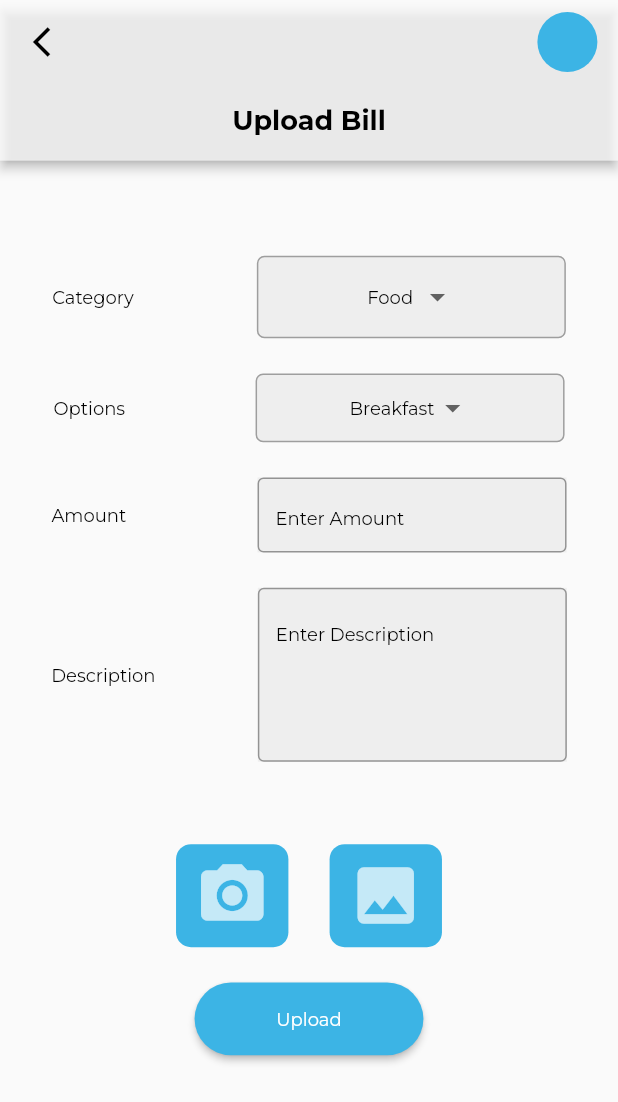
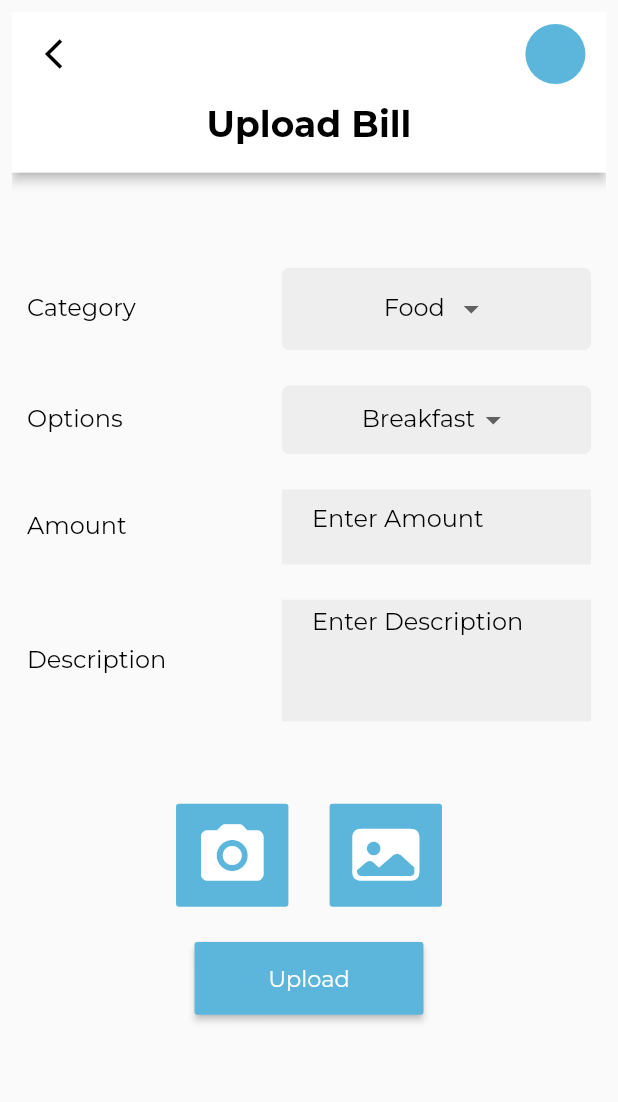
Before and after one commit to fadilpa/Antes, a Flutter app: the UpLoadBill screen opened directly, on a phone screen of 412 x 824 dp. Shown: the top 1102 px of the screen. Run offline on Flutter 3.47's test engine with Material 2 defaults, Android fonts, the phone set to English and light mode, and no system bars; our stand-ins replace dio, flutter_image_compress, geolocator, google_fonts, image_picker, location and 2 more; missing offline and left inert: dart:ffi, expand_widget, geocode; accounts and stored records are empty.

Commit message:
ui changes

```diff
--- a/lib/controller/custom_button.dart
+++ b/lib/controller/custom_button.dart
@@ -3,9 +3,10 @@ import 'package:google_fonts/google_fonts.dart';
 import 'package:mentegoz_technologies/controller/styles.dart';
 
 class CustmButton extends StatelessWidget {
-  const CustmButton(
-      {super.key, required this.buttontext, required this.buttonaction});
+   CustmButton(
+      {super.key, required this.buttontext, required this.buttonaction,this.isRadius=true});
   final String buttontext;
+   bool isRadius;
 
   final Function() buttonaction;
 
@@ -19,15 +20,16 @@ class CustmButton extends StatelessWidget {
       child: ElevatedButton(
 
           style: ElevatedButton.styleFrom(
-              shape: RoundedRectangleBorder(
-                  borderRadius: BorderRadius.circular(32.0)),
+              shape:isRadius? RoundedRectangleBorder(
+                  borderRadius: BorderRadius.circular(32.0)):RoundedRectangleBorder(
+                  borderRadius: BorderRadius.circular(2.0)),
 
               backgroundColor: (mainThemeColor)),
           onPressed: buttonaction,
           child: Text(
             buttontext,
            style: mainTextStyleBlack.copyWith(color: Colors.white,
-                        fontSize: 12)
+                        fontSize: 15)
           )),
     );
   }
--- a/lib/controller/styles.dart
+++ b/lib/controller/styles.dart
@@ -3,4 +3,4 @@ import 'package:google_fonts/google_fonts.dart';
 
 TextStyle mainTextStyle= GoogleFonts.montserrat(color: Colors.white70,fontSize: 20,fontWeight: FontWeight.w400);
 TextStyle mainTextStyleBlack= GoogleFonts.montserrat(color: Colors.black,fontSize: 20,fontWeight: FontWeight.w400);
-Color mainThemeColor=const Color.fromRGBO( 60, 180, 229,1);
+Color mainThemeColor=Color.fromARGB(255, 92, 182, 220);
--- a/lib/home_page.dart
+++ b/lib/home_page.dart
@@ -120,7 +120,7 @@ class _HomePageState extends State<HomePage> with TickerProviderStateMixin {
                   delegate: SliverChildListDelegate(
                     [
                       Container(
-                        height: screenHeight / 14,
+                        height: 63,
                         decoration: BoxDecoration(
                           color: Color.fromARGB(255, 233, 233, 233),
                           borderRadius: BorderRadius.circular(30),
--- a/lib/view/app_bars/upload_bill_app_bar.dart
+++ b/lib/view/app_bars/upload_bill_app_bar.dart
@@ -22,13 +22,13 @@ class UploadBillAppBar extends StatelessWidget {
       expandedHeight: screenHeight * 0.13,
       forceElevated: true,
       elevation: 3,
-      backgroundColor: Colors.white70,
+      backgroundColor: Colors.white,
       flexibleSpace: FlexibleSpaceBar(
         centerTitle: true,
         title: Text(
           "Upload Bill",
          style: mainTextStyleBlack.copyWith(
-                        fontSize: 12, fontWeight: FontWeight.bold)
+                        fontSize: 16, fontWeight: FontWeight.bold)
         ),
       ),
       leading: IconButton(
--- a/lib/view/complete/completed_page.dart
+++ b/lib/view/complete/completed_page.dart
@@ -125,7 +125,7 @@ class CompletedPage extends StatelessWidget {
                                           style: mainTextStyleBlack.copyWith(
                                               color: Colors.white,
                                               )),
-                                      Text(email,
+                                      Text(category,
                                           style: mainTextStyleBlack.copyWith(
                                               color: Colors.white,
                                               )),
--- a/lib/view/pending/pending_page.dart
+++ b/lib/view/pending/pending_page.dart
@@ -73,7 +73,7 @@ class PendingPage extends StatelessWidget {
                         var landmark = dataList[index].landmark!;
                         return Column(
                           children: [
-                          Text('Service : $id'.toUpperCase()),
+                          Text('Service : $id',style: mainTextStyleBlack,),
                                 SizedBox(height: screenHeight / 80),
                                 GestureDetector(
                                   onTap:(){
--- a/lib/view/pending/pending_service_page.dart
+++ b/lib/view/pending/pending_service_page.dart
@@ -398,7 +398,7 @@ class PendingServicePage extends StatelessWidget {
                                       child: Text(
                                         'End Service',
                                         style: mainTextStyleBlack.copyWith(
-                                            color: Colors.white, fontSize: 12),
+                                            color: Colors.white, fontSize: 15),
                                       ),
                                       onPressed: () async {
                                         final prefs = await SharedPreferences
--- a/lib/view/upload_bill/uploadedbill.dart
+++ b/lib/view/upload_bill/uploadedbill.dart
@@ -1,4 +1,5 @@
 import 'package:dio/dio.dart';
+import 'package:flutter/cupertino.dart';
 import 'package:flutter/material.dart';
 import 'package:flutter_image_compress/flutter_image_compress.dart';
 import 'package:image_picker/image_picker.dart';
@@ -195,7 +196,9 @@ class UpLoadBillState extends State<UpLoadBill> {
     final screenHeight = MediaQuery.of(context).size.height;
     final screenWidth = MediaQuery.of(context).size.width;
     return Scaffold(
-      body: CustomScrollView(
+      body: Padding(
+        padding: const EdgeInsets.all(8.0),
+        child: CustomScrollView(
           slivers: <Widget>[
             UploadBillAppBar(
                 screenHeight: screenHeight,
@@ -207,25 +210,28 @@ class UpLoadBillState extends State<UpLoadBill> {
                   SizedBox(
                     height: screenHeight / 13,
                   ),
-                Row(
-                  mainAxisAlignment: MainAxisAlignment.spaceAround,
+                  Padding(
+                    padding: const EdgeInsets.only(left:10.0,right: 10),
+                    child: Row(
+                      mainAxisAlignment: MainAxisAlignment.spaceBetween,
                       children: [
-                    Text("Category    ",style: mainTextStyleBlack.copyWith(
-                        fontSize: 12),),
+                        Text("Category",style: mainTextStyleBlack.copyWith(
+                            fontSize: 16),),
                         Container(
                           width: screenWidth / 2,
                           height: screenHeight / 15,
                           padding: EdgeInsets.all(5),
                           decoration: BoxDecoration(
-                        border: Border.all(color: Colors.grey),
+                            // border: Border.all(color: Colors.grey),
                             borderRadius: BorderRadius.circular(5),
                             color: Colors.grey[200],
                           ),
                           child: Center(
                             child: DropdownButtonHideUnderline(
+
                               child: DropdownButton<String>(
                                 value: dropdownValue,style: mainTextStyleBlack.copyWith(
-                        fontSize: 12),
+                            fontSize: 16),
                                 onChanged: (String? newValue) {
                                   setState(() {
                                     dropdownValue = newValue!;
@@ -249,20 +255,21 @@ class UpLoadBillState extends State<UpLoadBill> {
                         ),
                       ],
                     ),
+                  ),
                   optionList.isNotEmpty
                       ? Padding(
-                        padding: EdgeInsets.only(top: screenHeight / 35),
+                          padding: EdgeInsets.only(top: screenHeight / 35,left: 10,right: 10),
                           child: Row(
-                          mainAxisAlignment: MainAxisAlignment.spaceAround,
+                            mainAxisAlignment: MainAxisAlignment.spaceBetween,
                             children: [
-                            Text("Options     ",style: mainTextStyleBlack.copyWith(
-                        fontSize: 12),),
+                              Text("Options",style: mainTextStyleBlack.copyWith(
+                          fontSize: 16),),
                               Center(
                                 child: Container(
                                   width: screenWidth / 2,
                                   height: screenHeight / 18,
                                   decoration: BoxDecoration(
-                                  border: Border.all(color: Colors.grey),
+                                    // border: Border.all(color: Colors.grey),
                                     borderRadius: BorderRadius.circular(5),
                                     color: Colors.grey[200],
                                   ),
@@ -273,7 +280,7 @@ class UpLoadBillState extends State<UpLoadBill> {
                                       DropdownButtonHideUnderline(
                                         child: DropdownButton<String>(
                                           value: selectedOption,style: mainTextStyleBlack.copyWith(
-                        fontSize: 12),
+                          fontSize: 16),
                                           onChanged: (newValue) {
                                             setState(() {
                                               // print(dropdownValue);
@@ -305,11 +312,13 @@ class UpLoadBillState extends State<UpLoadBill> {
                     height: screenHeight / 35,
                   ),
                   Center(
+                    child: Padding(
+                      padding: const EdgeInsets.only(left:10.0,right: 10),
                       child: Row(
-                    mainAxisAlignment: MainAxisAlignment.spaceAround,
+                        mainAxisAlignment: MainAxisAlignment.spaceBetween,
                         children: [
-                      Text("Amount      ",style: mainTextStyleBlack.copyWith(
-                        fontSize: 12),),
+                          Text("Amount",style: mainTextStyleBlack.copyWith(
+                            fontSize: 16),),
                           SizedBox(
                             height: 50,
                             width: screenWidth / 2,
@@ -323,25 +332,29 @@ class UpLoadBillState extends State<UpLoadBill> {
                                         .setUploadAmount(value);
                                   },
                                   decoration: InputDecoration(
-                                border: OutlineInputBorder(),
+                                    border: InputBorder.none,
                                     hintText: "Enter Amount",
+                                     contentPadding: EdgeInsets.all(20.0),
                                     hintStyle: mainTextStyleBlack.copyWith(
-                        fontSize: 12)
+                            fontSize: 16)
                                   )),
                             ),
                           ),
                         ],
                       ),
                     ),
+                  ),
                   SizedBox(
                     height: screenHeight / 35,
                   ),
                   Center(
+                    child: Padding(
+                       padding: const EdgeInsets.only(left:10.0,right: 10),
                       child: Row(
-                    mainAxisAlignment: MainAxisAlignment.spaceAround,
+                        mainAxisAlignment:MainAxisAlignment.spaceBetween,
                         children: [
                           Text("Description",style: mainTextStyleBlack.copyWith(
-                        fontSize: 12),),
+                            fontSize: 16),),
                           SizedBox(
                             // height: screenHeight/6,
                             width: screenWidth / 2,
@@ -356,13 +369,15 @@ class UpLoadBillState extends State<UpLoadBill> {
                                         .setUploadDescription(value);
                                   },
                                   decoration: InputDecoration(
-                                border: OutlineInputBorder(),
+                                      contentPadding: EdgeInsets.only(left:20.0,top: 5),
+                                    border: InputBorder.none,
                                     hintText: "Enter Description",hintStyle: mainTextStyleBlack.copyWith(
-                        fontSize: 12)
+                            fontSize: 16)
                                   )),
                             ),
                           ),
                         ],
+                      ),
                     ),
                   ),
                   Column(
@@ -382,13 +397,13 @@ class UpLoadBillState extends State<UpLoadBill> {
                               height: screenHeight / 12,
                               width: screenWidth / 5.5,
                               decoration: BoxDecoration(
-                              borderRadius: BorderRadius.circular(10),
+                                borderRadius: BorderRadius.circular(2),
                                 color: mainThemeColor,
                               ),
                               child: const Icon(
-                              Icons.camera_alt,
+                                Icons.camera_alt_rounded,
                                 size: 50,
-                              color: Colors.white70,
+                                color: Colors.white,
                               ),
                             ),
                           ),
@@ -403,13 +418,13 @@ class UpLoadBillState extends State<UpLoadBill> {
                               height: screenHeight / 12,
                               width: screenWidth / 5.5,
                               decoration: BoxDecoration(
-                              borderRadius: BorderRadius.circular(10),
+                                borderRadius: BorderRadius.circular(2),
                                 color: mainThemeColor,
                               ),
                               child: const Icon(
-                              Icons.photo,
-                              size: 50,
-                              color: Colors.white70,
+                                CupertinoIcons.photo_fill,
+                                size: 45,
+                                color: Colors.white,
                               ),
                             ),
                           ),
@@ -420,6 +435,7 @@ class UpLoadBillState extends State<UpLoadBill> {
                       ),
                       CustmButton(
                           buttontext: 'Upload',
+                          isRadius: false,
                           buttonaction: () async {
                             Provider.of<LocationProvider>(context, listen: false)
                                 .getLocationAndAddress();
@@ -448,6 +464,7 @@ class UpLoadBillState extends State<UpLoadBill> {
             ),
           ],
         ),
+      ),
     );
   }
 }
```
Lines whose indentation alone changed are shown as unchanged.
